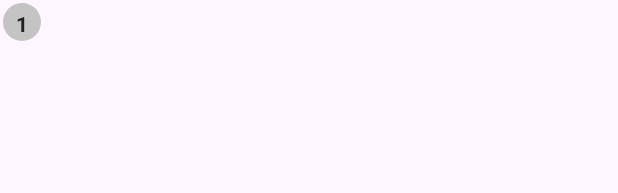
After one commit to eminokumus1/7MinutesWorkoutApp, an Android app: the layout item_exercise_status.xml on its own in the app's theme, with its tools: preview values and no code run, on a phone screen of 412 x 824 dp. The commit adds this screen. Shown: the top 193 px of the screen. Run offline under Robolectric (Android 15) with nearby library versions, the phone set to English and light mode, and no system bars.

Commit message:
RecyclerView added for showing exercise status.

```diff
--- a/app/src/main/java/com/eminokumus/a7minutesworkoutapp/exercise/ExerciseViewModel.kt
+++ b/app/src/main/java/com/eminokumus/a7minutesworkoutapp/exercise/ExerciseViewModel.kt
@@ -28,6 +28,9 @@ class ExerciseViewModel : ViewModel() {
         _nextExerciseName.value = exerciseList[0].name
     }
 
+    fun getExerciseList(): ArrayList<Exercise> {
+        return exerciseList
+    }
 
     fun getRestTime(): Long {
         return restTimeInMillis
@@ -74,7 +77,7 @@ class ExerciseViewModel : ViewModel() {
     }
 
     fun updateNextExerciseName() {
-        if (hasExerciseListNext()){
+        if (hasExerciseListNext()) {
             _nextExerciseName.value = exerciseList[currentExercisePosition + 1].name
         }
     }
--- /dev/null
+++ b/app/src/main/res/drawable/item_circular_gray_bg.xml
@@ -0,0 +1,5 @@
+<?xml version="1.0" encoding="utf-8"?>
+<shape xmlns:android="http://schemas.android.com/apk/res/android"
+    android:shape="oval">
+<solid android:color="@color/lightGrey"/>
+</shape>
--- /dev/null
+++ b/app/src/main/res/layout/item_exercise_status.xml
@@ -0,0 +1,14 @@
+<?xml version="1.0" encoding="utf-8"?>
+<TextView xmlns:android="http://schemas.android.com/apk/res/android"
+    xmlns:tools="http://schemas.android.com/tools"
+    android:id="@+id/itemTextView"
+    android:layout_width="25dp"
+    android:layout_height="25dp"
+    android:layout_margin="2dp"
+    android:background="@drawable/item_circular_gray_bg"
+    android:gravity="center"
+    android:padding="4dp"
+    android:textColor="@color/darkGrey"
+    android:textSize="14sp"
+    android:textStyle="bold"
+    tools:text="1" />
--- a/app/src/main/res/values/colors.xml
+++ b/app/src/main/res/values/colors.xml
@@ -3,6 +3,7 @@
     <color name="black">#FF000000</color>
     <color name="white">#FFFFFFFF</color>
     <color name="lightGrey">#C4C4C4</color>
+    <color name="darkGrey">#212121</color>
 
     <color name="colorPrimary">#B2212121</color>
     <color name="colorPrimaryDark">#B2212121</color>
```
Also changed, not shown: app/src/main/java/com/eminokumus/a7minutesworkoutapp/exercise/ExerciseActivity.kt (+10 -4 lines), app/src/main/java/com/eminokumus/a7minutesworkoutapp/exercise/ExerciseStatusAdapter.kt (added, +35 -0 lines), app/src/main/res/layout/activity_exercise.xml (+17 -9 lines).
